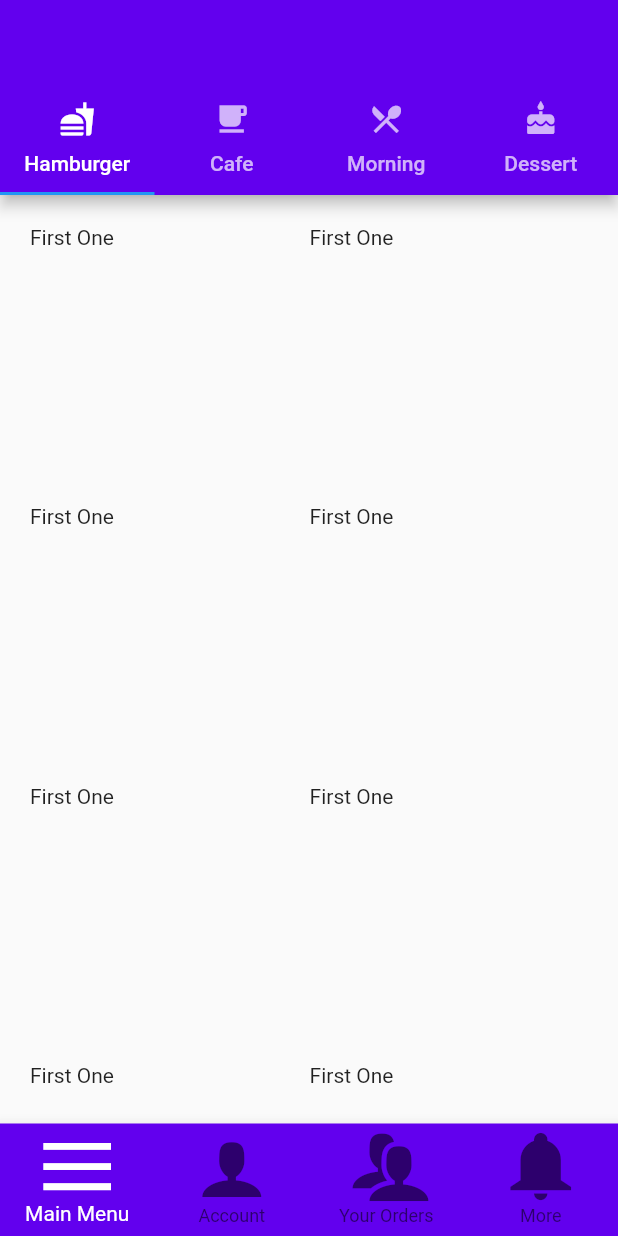
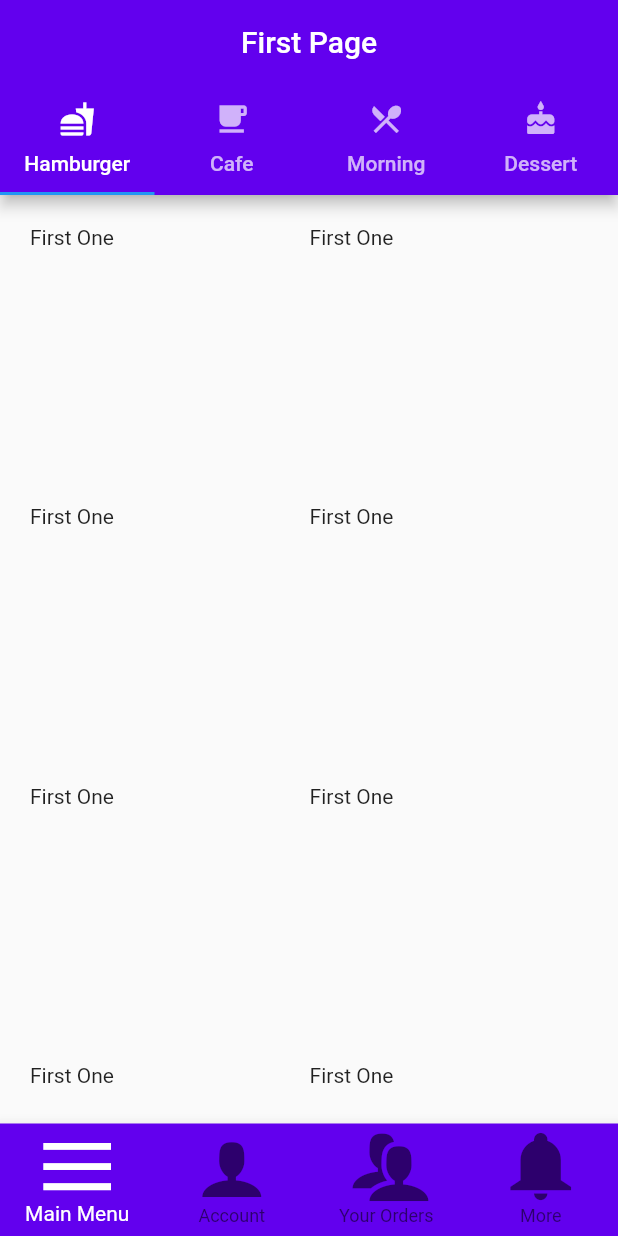
Before and after one commit to GeonwooVincentKim/Flutter-Chip-Widget-Icomoon, a Flutter app: the screen it shows after launch, on a phone screen of 412 x 824 dp. Run offline on Flutter 3.47's test engine with Material 2 defaults, Android fonts, the phone set to English and light mode, and no system bars.

Commit message:
Successfully generated TabBar for first-page

```diff
--- a/lib/screen/body.dart
+++ b/lib/screen/body.dart
@@ -114,7 +114,7 @@ class _BodyState extends State<Body> with SingleTickerProviderStateMixin{
   @override
   Widget build(BuildContext context) {
     return Scaffold(
-      appBar: _buildAppTapBar(),
+      // appBar: _buildAppTapBar(),
       body: _buildBody(),
       bottomNavigationBar: _buildBottomNavigationBar(context),
     );
--- a/lib/screen/page/first_page.dart
+++ b/lib/screen/page/first_page.dart
@@ -82,7 +82,7 @@ class _FirstPageState extends State<FirstPage> with SingleTickerProviderStateMix
   @override
   Widget build(BuildContext context) {
     return Scaffold(
-      // appBar: _buildFirstPageAppBar(),
+      appBar: _buildFirstPageAppBar(),
       body: _buildFirstPageBody(),
       // drawer: SideMenu(),
     );
```
